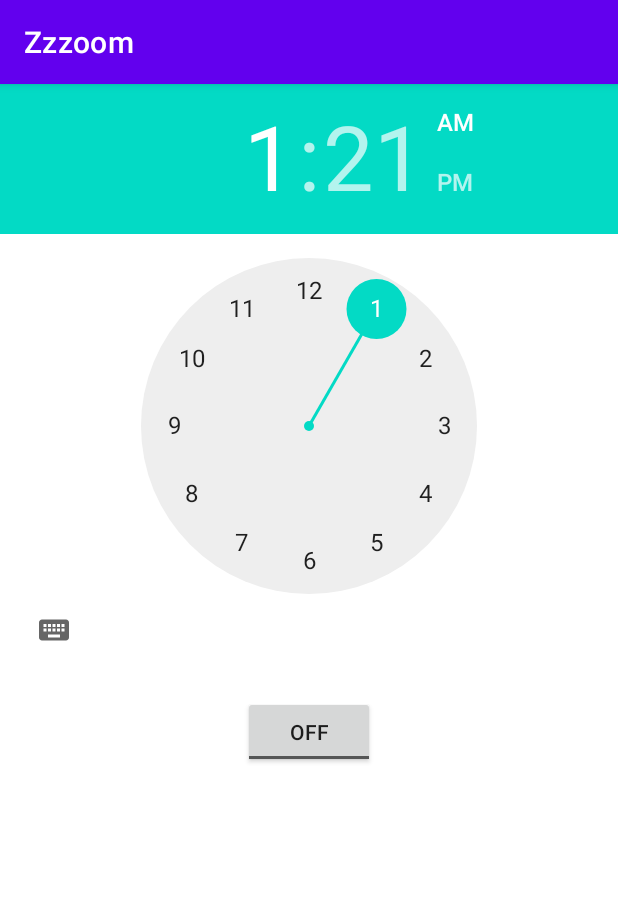
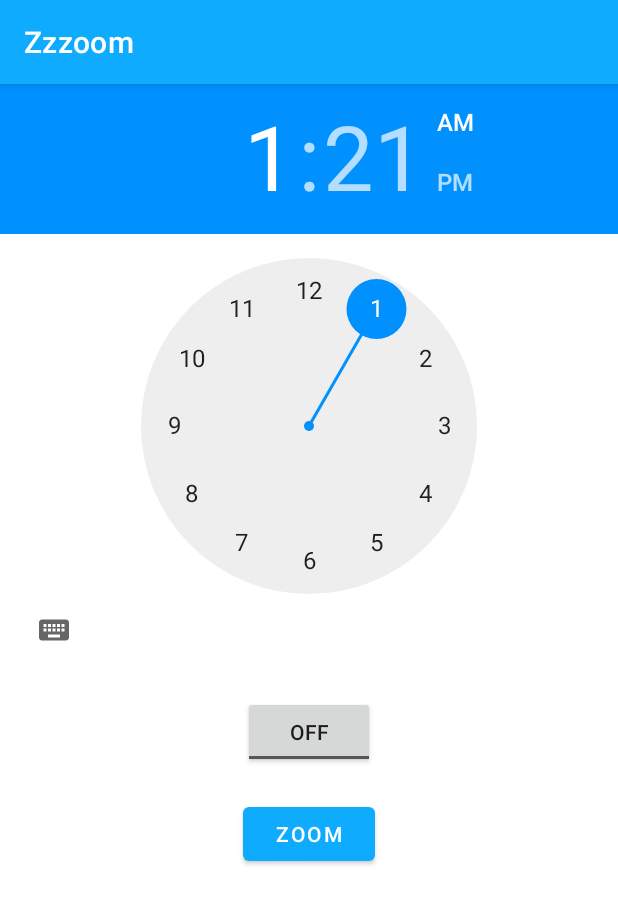
Before and after one commit to arpitmx/Zoomi-Android, an Android app: the screen it shows after launch (MainActivity), on a phone screen of 412 x 824 dp. Shown: the top 904 px of the screen. Run offline under Robolectric (Android 15) with nearby library versions, the phone set to English and light mode, and no system bars.

```diff
--- a/app/src/main/AndroidManifest.xml
+++ b/app/src/main/AndroidManifest.xml
@@ -6,6 +6,8 @@
     <uses-permission android:name="android.permission.VIBRATE" />
     <uses-permission android:name="android.permission.FOREGROUND_SERVICE"/>
     <uses-permission android:name="android.permission.SYSTEM_ALERT_WINDOW"/>
+    <uses-permission android:name="android.permission.WAKE_LOCK" />
+    <uses-permission android:name="android.permission.DISABLE_KEYGUARD" />
 
     <application
         android:name=".App"
--- a/app/src/main/java/com/bitpolarity/zzzoom/MainActivity.java
+++ b/app/src/main/java/com/bitpolarity/zzzoom/MainActivity.java
@@ -1,15 +1,27 @@
 package com.bitpolarity.zzzoom;
 
+import android.annotation.SuppressLint;
 import android.annotation.TargetApi;
 import android.app.AlarmManager;
+import android.app.AlertDialog;
+import android.app.Dialog;
+import android.app.KeyguardManager;
 import android.app.PendingIntent;
+import android.content.ComponentName;
+import android.content.Context;
+import android.content.DialogInterface;
 import android.content.Intent;
 import android.net.Uri;
 import android.os.Build;
 import android.os.Bundle;
+import android.os.Handler;
+import android.os.PowerManager;
 import android.provider.Settings;
 import android.util.Log;
 import android.view.View;
+import android.view.Window;
+import android.view.WindowManager;
+import android.widget.Button;
 import android.widget.TimePicker;
 import android.widget.Toast;
 import android.widget.ToggleButton;
@@ -25,42 +37,82 @@ public class MainActivity extends AppCompatActivity {
     TimePicker alarmTimePicker;
     PendingIntent pendingIntent;
     AlarmManager alarmManager;
-    public static int ACTION_MANAGE_OVERLAY_PERMISSION_REQUEST_CODE = 5469;
-
+    AlertDialog.Builder builder;
+    Button zoom;
     @Override
     protected void onCreate(Bundle savedInstanceState) {
+
         super.onCreate(savedInstanceState);
         setContentView(R.layout.activity_main);
+
+        final Window win= getWindow();
+        win.addFlags(WindowManager.LayoutParams.FLAG_SHOW_WHEN_LOCKED | WindowManager.LayoutParams.FLAG_DISMISS_KEYGUARD);
+        win.addFlags(WindowManager.LayoutParams.FLAG_KEEP_SCREEN_ON | WindowManager.LayoutParams.FLAG_TURN_SCREEN_ON);
+
+        zoom = findViewById(R.id.button);
+        zoom.setOnClickListener(view -> {
+            Handler handler = new Handler();
+            handler.postDelayed(() -> {
+                Uri uri = Uri.parse("https://us04web.zoom.us/j/78802441885?pwd=HlNFUDTjyAFuVa7e40HNKFNoOc-QyC.1"); // missing 'http://' will cause crashed
+                Intent i = new Intent(Intent.ACTION_VIEW, uri);
+                i.setFlags(Intent.FLAG_ACTIVITY_NEW_TASK);
+                startActivity(i);
+            }, 500);
+
+
+        });
+
+
+        builder = new AlertDialog.Builder(this);
 
         checkOverlayPermission();
         alarmTimePicker = (TimePicker) findViewById(R.id.timePicker);
         alarmManager = (AlarmManager) getSystemService(ALARM_SERVICE);
 
-        if (Build.VERSION.SDK_INT >= Build.VERSION_CODES.M) {
-            // Show alert dialog to the user saying a separate permission is needed
-            // Launch the settings activity if the user prefers
-            if (!Settings.canDrawOverlays(this)) {
-                Intent intent = new Intent(Settings.ACTION_MANAGE_OVERLAY_PERMISSION,
-                        Uri.parse("package:" + getPackageName()));
-                startActivityForResult(intent, 0);
-            }
-        }
+
+//        KeyguardManager km = (KeyguardManager) this
+//                .getSystemService(Context.KEYGUARD_SERVICE);
+//        final KeyguardManager.KeyguardLock kl = km
+//                .newKeyguardLock("MyKeyguardLock");
+//        kl.disableKeyguard();
+//
+//        PowerManager pm = (PowerManager)this
+//                .getSystemService(Context.POWER_SERVICE);
+//        @SuppressLint("InvalidWakeLockTag") PowerManager.WakeLock wakeLock = pm.newWakeLock(PowerManager.FULL_WAKE_LOCK
+//                | PowerManager.ACQUIRE_CAUSES_WAKEUP
+//                | PowerManager.ON_AFTER_RELEASE, "MyWakeLock");
+//        wakeLock.acquire();
+
 
     }
 
 
+    void showDialog(Intent intent){
 
+        builder.setMessage("Zzzoom needs 'Draw over apps' permission in order to automatically open Zoom links ") .setTitle("Permission needed")
+                .setCancelable(false)
+                .setPositiveButton("Yes", (dialog, id) -> {
+                    startActivityForResult(intent, 0);
+                });
+
+
+        AlertDialog alert = builder.create();
+        alert.show();
+    }
 
     public void checkOverlayPermission(){
 
         if (Build.VERSION.SDK_INT >= Build.VERSION_CODES.M) {
+
             if (!Settings.canDrawOverlays(this)) {
-                // send user to the device settings
-                Intent myIntent = new Intent(Settings.ACTION_MANAGE_OVERLAY_PERMISSION);
-                startActivity(myIntent);
+                Intent intent = new Intent(Settings.ACTION_MANAGE_OVERLAY_PERMISSION,
+                        Uri.parse("package:" + getPackageName()));
+                showDialog(intent);
+
             }
         }
     }
+
 
 
 
--- a/app/src/main/res/layout/activity_main.xml
+++ b/app/src/main/res/layout/activity_main.xml
@@ -10,11 +10,15 @@
 
     <!--Added Toggle Button to set the alarm on or off-->
     <!--ByDefault toggleButton is set to false-->
+
+
+
     <TimePicker
         android:id="@+id/timePicker"
         android:layout_width="wrap_content"
         android:layout_height="wrap_content"
-        android:layout_gravity="center" />
+        android:layout_gravity="center"
+        />
 
     <ToggleButton
         android:id="@+id/toggleButton"
@@ -25,6 +29,14 @@
         android:checked="false"
         android:onClick="OnToggleClicked" />
 
+    <Button
+        android:id="@+id/button"
+        android:layout_width="wrap_content"
+        android:layout_height="wrap_content"
+        android:layout_gravity="center"
+        android:text="Zoom" />
+
+
     <!--"OnToggleClicked" method will be implemented in MainActivity.java -->
 
 </LinearLayout>
--- a/app/src/main/res/values/colors.xml
+++ b/app/src/main/res/values/colors.xml
@@ -1,10 +1,10 @@
 <?xml version="1.0" encoding="utf-8"?>
 <resources>
-    <color name="purple_200">#FFBB86FC</color>
-    <color name="purple_500">#FF6200EE</color>
-    <color name="purple_700">#FF3700B3</color>
-    <color name="teal_200">#FF03DAC5</color>
-    <color name="teal_700">#FF018786</color>
+    <color name="purple_200">#4388FF</color>
+    <color name="purple_500">#0FABFF</color>
+    <color name="purple_700">#1A6EFF</color>
+    <color name="teal_200">#0091FF</color>
+    <color name="teal_700">#007CFF</color>
     <color name="black">#FF000000</color>
     <color name="white">#FFFFFFFF</color>
 </resources>
```
Also changed, not shown: app/src/main/java/com/bitpolarity/zzzoom/SleepService.java (+5 -5 lines).
